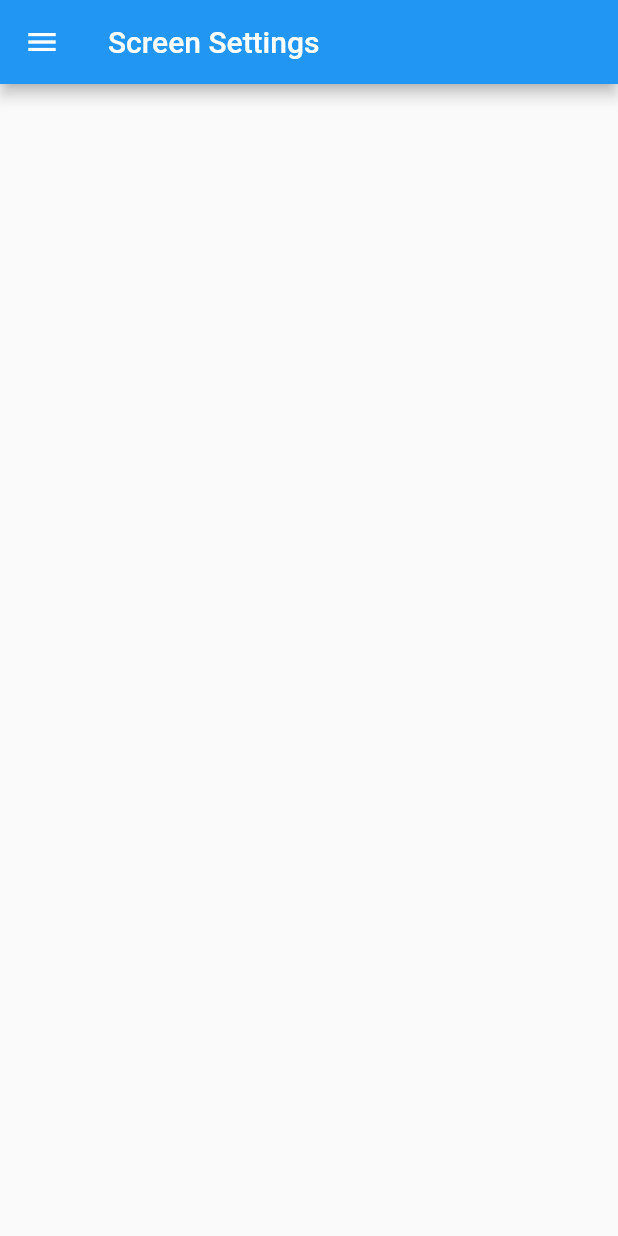
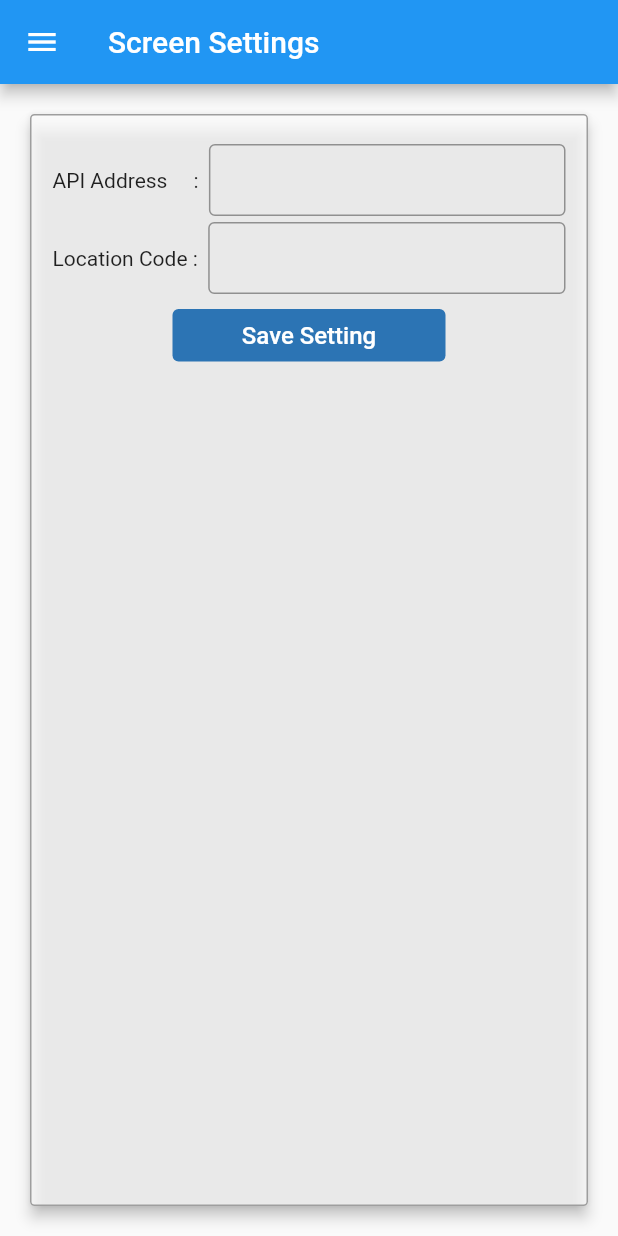
Before and after one commit to ardipc/myassets, a Flutter app: the SettingsScreen screen opened directly, on a phone screen of 412 x 824 dp. Run offline on Flutter 3.47's test engine with Material 2 defaults, Android fonts, the phone set to English and light mode, and no system bars; our stand-ins replace get; missing offline and left inert: barcode_scan.

Commit message:
screen setting(?)

```diff
--- a/lib/screens/Login.screen.dart
+++ b/lib/screens/Login.screen.dart
@@ -69,7 +69,6 @@ class _LoginScreenState extends State<LoginScreen> {
                 ),
               ),
             ),
-
             Padding(
               padding: const EdgeInsets.symmetric(horizontal: 62, vertical: 10),
               child: const TextField(
@@ -87,7 +86,7 @@ class _LoginScreenState extends State<LoginScreen> {
 
             ),
             Padding(
-              padding: const EdgeInsets.symmetric(horizontal: 62, vertical: 15),
+              padding: const EdgeInsets.symmetric(horizontal: 62, vertical: 10),
               child: Container(
                 height: 60,
                 width: 600,
--- a/lib/screens/Settings.screen.dart
+++ b/lib/screens/Settings.screen.dart
@@ -12,11 +12,84 @@ class _SettingsScreenState extends State<SettingsScreen> {
   @override
   Widget build(BuildContext context) {
     return Scaffold(
+
       appBar: AppBar(
         title: Text('Screen Settings'),
       ),
       drawer: NavDrawerWidget(),
-      body: Column(),
+      body: new Card(
+        elevation: 4,
+        margin: EdgeInsets.all(20),
+        shape:  OutlineInputBorder(
+          borderRadius: BorderRadius.circular(3),
+          borderSide: BorderSide(color: Colors.grey, width: 1),
+        ),
+        color: Colors.white70,
+        child: new Container(
+          padding: EdgeInsets.symmetric(vertical: 20, horizontal: 15),
+          child: new Column(
+            children: <Widget>[
+              new Row(
+                children: <Widget>[
+                  new Text("API Address     :  "),
+                  new Expanded(child: new TextField(
+                    decoration: InputDecoration(
+                      contentPadding: EdgeInsets.symmetric(vertical: 10),
+                      border: OutlineInputBorder(
+                        borderSide: BorderSide(color: Colors.blueAccent)
+                      ),
+                    ),
+                  )),
+                ],
+              ),
+              new Row(
+                children: [
+                  new Text("\n",
+                    style: TextStyle(
+                      fontSize: 2
+                    ),
+                  ),
+                ],
+              ),
+              new Row(
+                children: <Widget>[
+                  new Text("Location Code :  "),
+                  new Expanded(child: new TextField(
+                    decoration: InputDecoration(
+                      contentPadding: EdgeInsets.symmetric(vertical: 10),
+                      border: OutlineInputBorder(
+                        borderSide: BorderSide(color: Colors.blueAccent)
+                      ),
+                    ),
+                  )),
+                ],
+              ),
+              Padding(
+                padding: const EdgeInsets.symmetric(horizontal: 80, vertical: 10),
+                child: Container(
+                  height: 35,
+                  width: 600,
+                  child: TextButton(
+                    style: TextButton.styleFrom(
+                      backgroundColor: Color.fromRGBO(44, 116, 180, 1),
+                    ),
+                    onPressed: () {
+
+                    },
+                    child: Text(
+                      "Save Setting",
+                      style: TextStyle(
+                        color: Colors.white,
+                        fontSize: 16,
+                      ),
+                    ),
+                  ),
+                ),
+              ),
+            ],
+          ),
+        ),
+      ),
     );
   }
 }
--- a/lib/widgets/NavDrawer.widget.dart
+++ b/lib/widgets/NavDrawer.widget.dart
@@ -1,4 +1,5 @@
 import 'package:flutter/material.dart';
+import 'package:get/get.dart';
 
 class NavDrawerWidget extends StatelessWidget {
   @override
```
